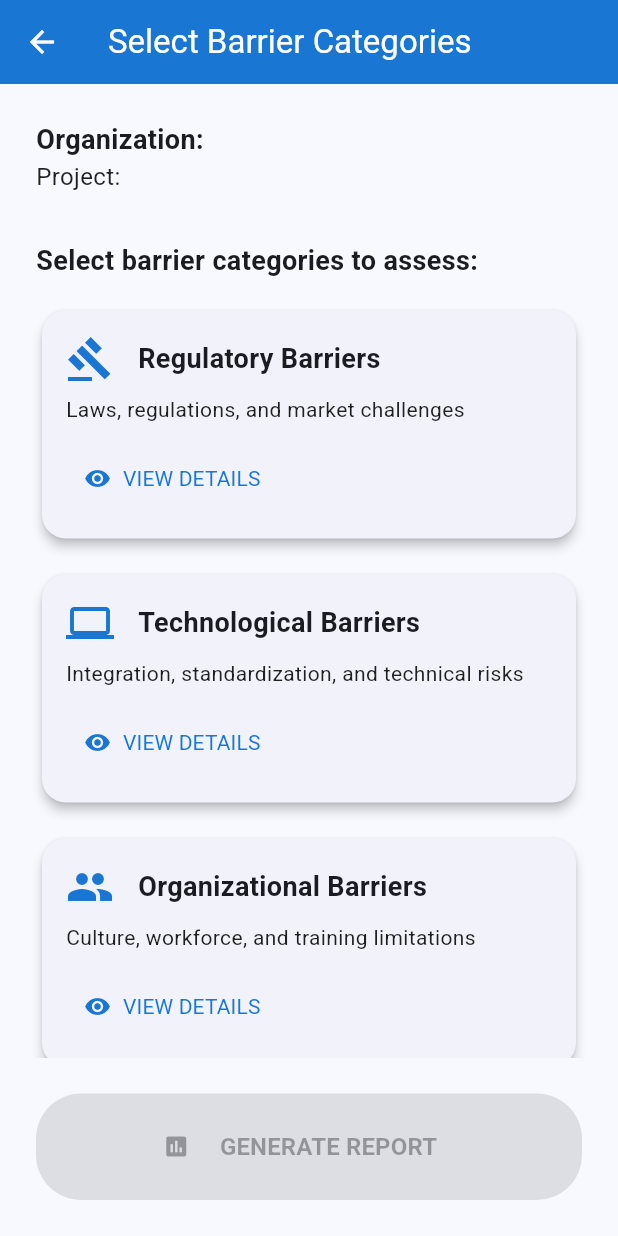
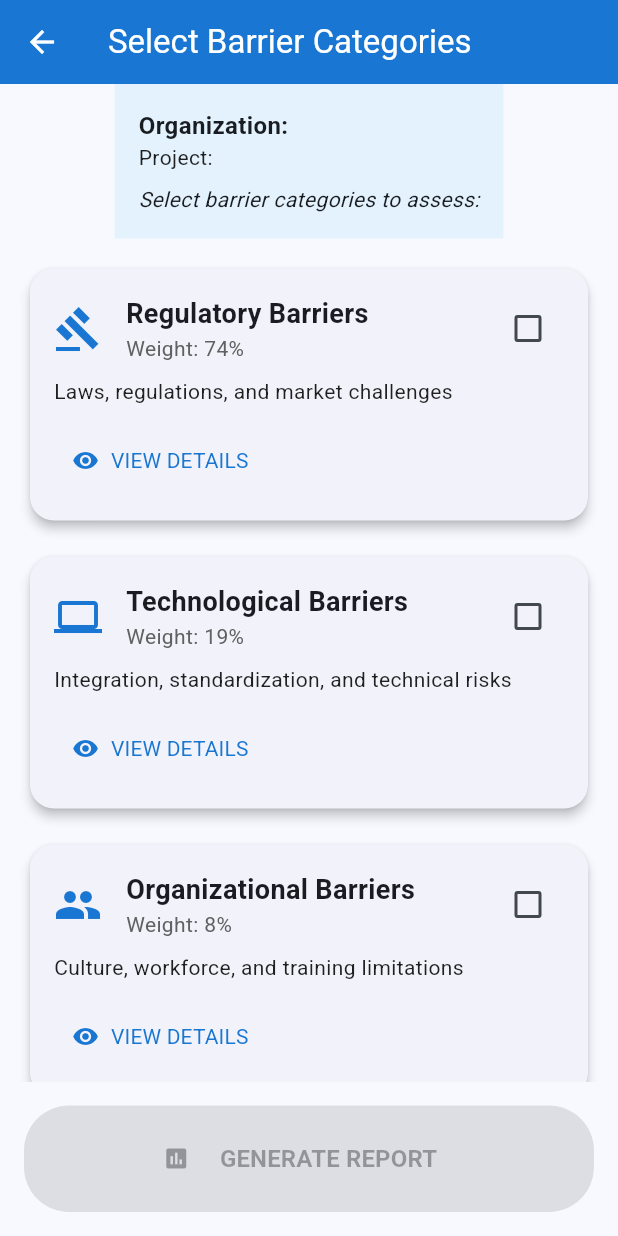
Before and after one commit to thecodemonster1/bc_barrier_scan, a Flutter app: the BarrierSelectionPage screen opened directly with empty values, on a phone screen of 412 x 824 dp. Run offline on Flutter 3.47's test engine with Material 3 defaults, Android fonts, the phone set to English and light mode, and no system bars; our stand-ins replace open_file, pdf.

Commit message:
Refactor BarrierSelectionPage to use CategoryCard widget and improve UI layout

```diff
--- a/lib/screens/barrier_selection_page.dart
+++ b/lib/screens/barrier_selection_page.dart
@@ -1,6 +1,7 @@
 import 'package:flutter/material.dart';
 import 'barrier_details_page.dart';
 import 'report_page.dart';
+import '../widgets/category_card.dart';
 
 class BarrierSelectionPage extends StatefulWidget {
   final String organizationName;
@@ -23,33 +24,36 @@ class _BarrierSelectionPageState extends State<BarrierSelectionPage> {
 
   // Selected barriers within each category
   final Map<String, bool> _regulatoryBarriers = {
-    'C6': false, // No Laws
-    'C2': false, // Market-Based Risks
-    'C5': false, // Lack of Awareness and Expertise
-    'C1': false, // Regulatory Uncertainty
-    'C3': false, // High Sustainability Costs
-    'C4': false, // Usage in Underground Economy
+    'C6': false,
+    'C2': false,
+    'C5': false,
+    'C1': false,
+    'C3': false,
+    'C4': false,
   };
 
   final Map<String, bool> _technologicalBarriers = {
-    'A4': false, // Technological Complexity
-    'A2': false, // Integration Problems
-    'A3': false, // Lack of Standardization
-    'A5': false, // Technology Risks
-    'A1': false, // Scalability Issues
-    'A7': false, // Energy Consumption of Blockchain
-    'A6': false, // Privacy Risks
+    'A4': false,
+    'A2': false,
+    'A3': false,
+    'A5': false,
+    'A1': false,
+    'A7': false,
+    'A6': false,
   };
 
   final Map<String, bool> _organizationalBarriers = {
-    'B5': false, // Cultural and Organizational Barriers
-    'B4': false, // Stakeholder Resistance
-    'B3': false, // Training and Resource Limitations
-    'B2': false, // Limited Skilled Workforce/ Resource Persons
-    'B1': false, // Lack of Knowledge/Employee Training
-    'B6': false, // Complexity of Establishment
-    'B7': false, // Limited research
+    'B5': false,
+    'B4': false,
+    'B3': false,
+    'B2': false,
+    'B1': false,
+    'B6': false,
+    'B7': false,
   };
+
+  bool get _anySelected =>
+      _regulatorySelected || _technologicalSelected || _organizationalSelected;
 
   @override
   Widget build(BuildContext context) {
@@ -59,37 +63,43 @@ class _BarrierSelectionPageState extends State<BarrierSelectionPage> {
       ),
       body: Column(
         children: [
-          // Scrollable content area
-          Expanded(
-            child: SingleChildScrollView(
-              padding: const EdgeInsets.all(24.0),
+          Container(
+            color: Colors.blue.shade50,
+            padding: const EdgeInsets.all(16.0),
             child: Column(
               crossAxisAlignment: CrossAxisAlignment.start,
               children: [
                 Text(
                   'Organization: ${widget.organizationName}',
                   style: const TextStyle(
-                      fontSize: 18,
+                    fontSize: 16,
                     fontWeight: FontWeight.bold,
                   ),
                 ),
                 Text(
                   'Project: ${widget.projectName}',
                   style: const TextStyle(
-                      fontSize: 16,
+                    fontSize: 14,
                     color: Colors.black87,
                   ),
                 ),
-                  const SizedBox(height: 32),
+                const SizedBox(height: 8),
                 const Text(
                   'Select barrier categories to assess:',
                   style: TextStyle(
-                      fontSize: 18,
-                      fontWeight: FontWeight.bold,
+                    fontSize: 14,
+                    fontStyle: FontStyle.italic,
                   ),
                 ),
-                  const SizedBox(height: 16),
-                  _buildCategoryCard(
+              ],
+            ),
+          ),
+          Expanded(
+            child: SingleChildScrollView(
+              padding: const EdgeInsets.all(16),
+              child: Column(
+                children: [
+                  CategoryCard(
                     title: 'Regulatory Barriers',
                     description: 'Laws, regulations, and market challenges',
                     icon: Icons.gavel,
@@ -116,6 +126,8 @@ class _BarrierSelectionPageState extends State<BarrierSelectionPage> {
                               setState(() {
                                 _regulatoryBarriers.clear();
                                 _regulatoryBarriers.addAll(updatedBarriers);
+                                _regulatorySelected =
+                                    updatedBarriers.values.contains(true);
                               });
                             },
                           ),
@@ -124,7 +136,7 @@ class _BarrierSelectionPageState extends State<BarrierSelectionPage> {
                     },
                   ),
                   const SizedBox(height: 16),
-                  _buildCategoryCard(
+                  CategoryCard(
                     title: 'Technological Barriers',
                     description:
                         'Integration, standardization, and technical risks',
@@ -152,6 +164,8 @@ class _BarrierSelectionPageState extends State<BarrierSelectionPage> {
                               setState(() {
                                 _technologicalBarriers.clear();
                                 _technologicalBarriers.addAll(updatedBarriers);
+                                _technologicalSelected =
+                                    updatedBarriers.values.contains(true);
                               });
                             },
                           ),
@@ -160,7 +174,7 @@ class _BarrierSelectionPageState extends State<BarrierSelectionPage> {
                     },
                   ),
                   const SizedBox(height: 16),
-                  _buildCategoryCard(
+                  CategoryCard(
                     title: 'Organizational Barriers',
                     description: 'Culture, workforce, and training limitations',
                     icon: Icons.people,
@@ -187,6 +201,8 @@ class _BarrierSelectionPageState extends State<BarrierSelectionPage> {
                               setState(() {
                                 _organizationalBarriers.clear();
                                 _organizationalBarriers.addAll(updatedBarriers);
+                                _organizationalSelected =
+                                    updatedBarriers.values.contains(true);
                               });
                             },
                           ),
@@ -194,21 +210,16 @@ class _BarrierSelectionPageState extends State<BarrierSelectionPage> {
                       );
                     },
                   ),
-                  const SizedBox(height: 24), // Add some padding at the bottom
                 ],
               ),
             ),
           ),
-
-          // Fixed button at the bottom
           Padding(
-            padding: const EdgeInsets.all(24.0),
+            padding: const EdgeInsets.all(16.0),
             child: SizedBox(
               width: double.infinity,
               child: ElevatedButton.icon(
-                onPressed: (_regulatorySelected ||
-                        _technologicalSelected ||
-                        _organizationalSelected)
+                onPressed: _anySelected
                     ? () {
                         Navigator.push(
                           context,
@@ -248,89 +259,4 @@ class _BarrierSelectionPageState extends State<BarrierSelectionPage> {
       ),
     );
   }
-
-  Widget _buildCategoryCard({
-    required String title,
-    required String description,
-    required IconData icon,
-    required bool isSelected,
-    required double weight,
-    required VoidCallback onTap,
-    required VoidCallback onViewDetails,
-  }) {
-    return Card(
-      elevation: 3,
-      shape: RoundedRectangleBorder(
-        borderRadius: BorderRadius.circular(16),
-        side: BorderSide(
-          color: isSelected ? Colors.blue.shade700 : Colors.transparent,
-          width: 2,
-        ),
-      ),
-      child: InkWell(
-        onTap: onTap,
-        borderRadius: BorderRadius.circular(16),
-        child: Padding(
-          padding: const EdgeInsets.all(16.0),
-          child: Column(
-            crossAxisAlignment: CrossAxisAlignment.start,
-            children: [
-              Row(
-                children: [
-                  Icon(
-                    icon,
-                    size: 32,
-                    color: Colors.blue.shade700,
-                  ),
-                  const SizedBox(width: 16),
-                  Column(
-                    crossAxisAlignment: CrossAxisAlignment.start,
-                    children: [
-                      Text(
-                        title,
-                        style: const TextStyle(
-                          fontSize: 18,
-                          fontWeight: FontWeight.bold,
-                        ),
-                      ),
-                      // Text(
-                      //   'Weight: ${(weight * 100).toStringAsFixed(0)}%',
-                      //   style: TextStyle(
-                      //     fontSize: 14,
-                      //     color: Colors.grey.shade700,
-                      //   ),
-                      // ),
-                    ],
-                  ),
-                  // const Spacer(),
-                  // Checkbox(
-                  //   value: isSelected,
-                  //   onChanged: (_) => onTap(),
-                  //   activeColor: Colors.blue.shade700,
-                  // ),
-                ],
-              ),
-              const SizedBox(height: 8),
-              Text(
-                description,
-                style: const TextStyle(
-                  fontSize: 14,
-                  color: Colors.black87,
-                ),
-              ),
-              const SizedBox(height: 12),
-              TextButton.icon(
-                onPressed: onViewDetails,
-                icon: const Icon(Icons.visibility),
-                label: const Text('VIEW DETAILS'),
-                style: TextButton.styleFrom(
-                  foregroundColor: Colors.blue.shade700,
-                ),
-              ),
-            ],
-          ),
-        ),
-      ),
-    );
 }
-}
```
Lines whose indentation alone changed are shown as unchanged.
